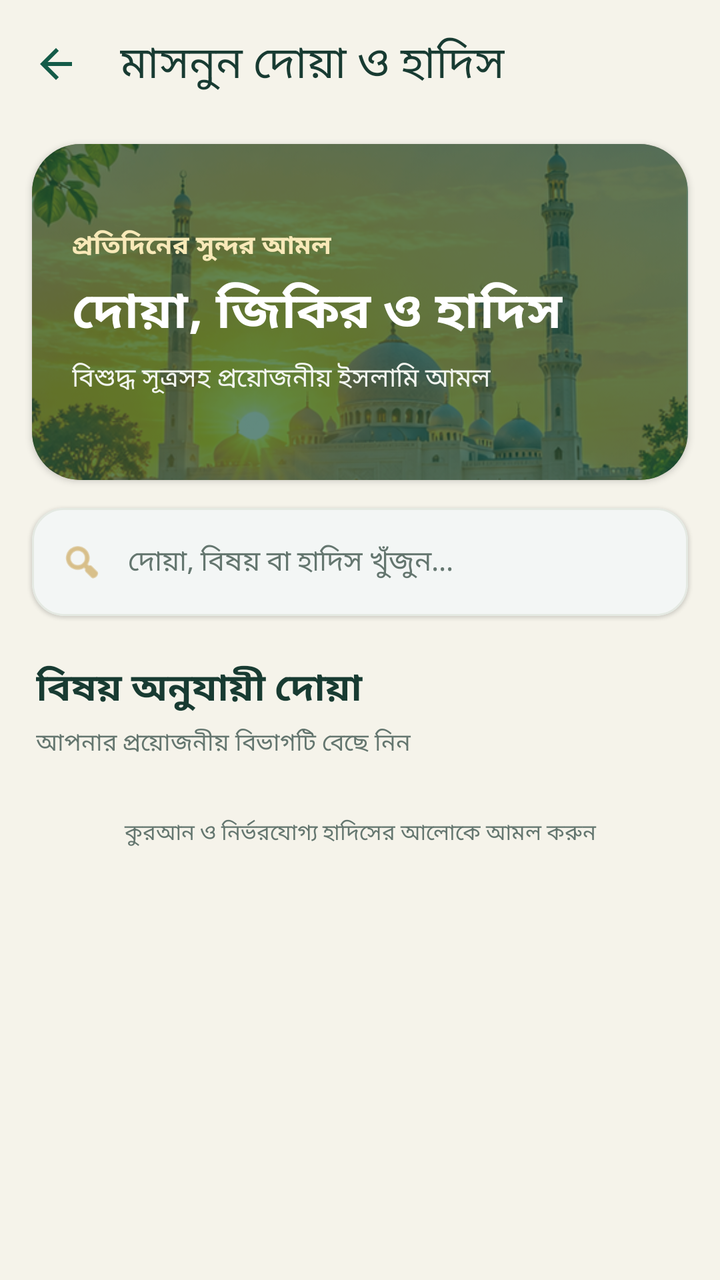
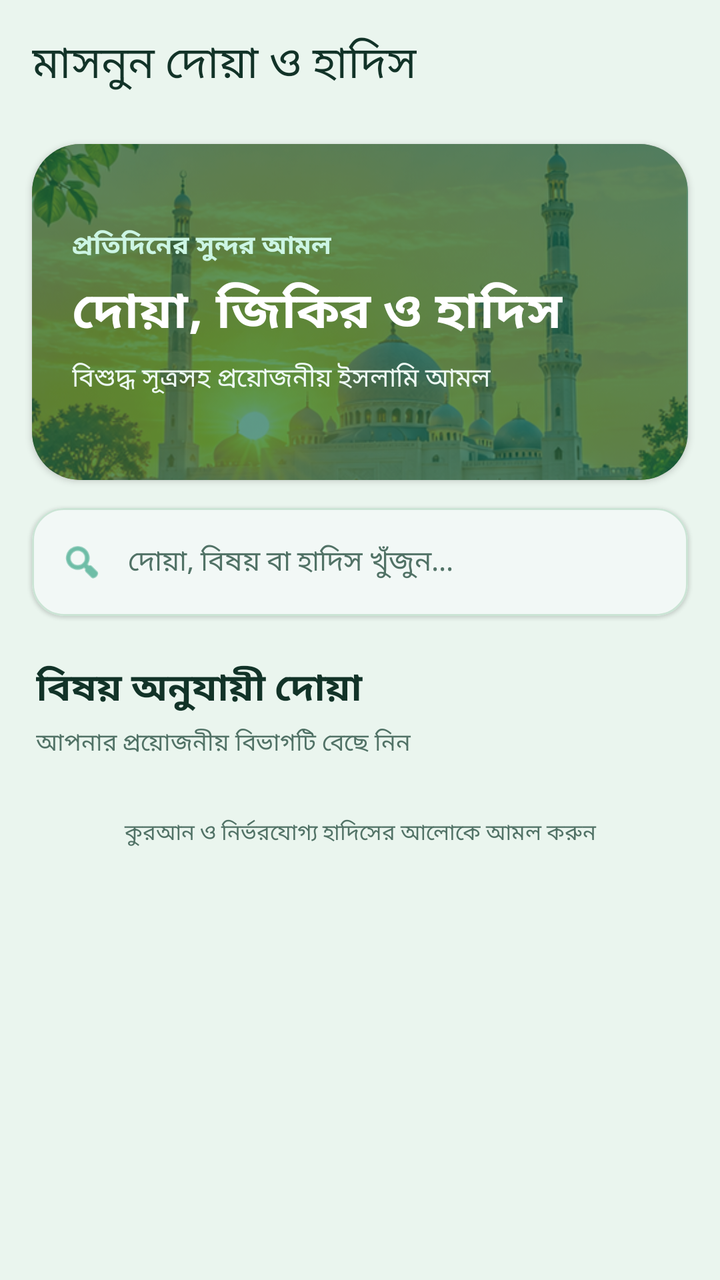

Screens rendered from an Android XML layout before and after an edit, with the pre-edit source and the edit as a unified diff.
<!-- AndroidManifest.xml: application theme Theme.IslamicAlarm -->
<!-- res/layout/activity_duas.xml -->
<?xml version="1.0" encoding="utf-8"?>
<LinearLayout xmlns:android="http://schemas.android.com/apk/res/android"
    xmlns:app="http://schemas.android.com/apk/res-auto"
    xmlns:tools="http://schemas.android.com/tools"
    android:layout_width="match_parent"
    android:layout_height="match_parent"
    android:background="@color/dua_background"
    android:orientation="vertical"
    tools:context="com.hafij.islamicalarm.duas.DuasFragment">

    <com.google.android.material.appbar.MaterialToolbar
        android:id="@+id/toolbarDuas"
        android:layout_width="match_parent"
        android:layout_height="?attr/actionBarSize"
        android:background="@color/dua_background"
        app:navigationIcon="@drawable/ic_arrow_back_24"
        app:navigationIconTint="@color/dua_primary"
        app:title="মাসনুন দোয়া ও হাদিস"
        app:titleTextColor="@color/dua_text"
        app:titleTextAppearance="@style/TextAppearance.Material3.TitleLarge" />

    <androidx.core.widget.NestedScrollView
        android:id="@+id/duaHomeScroll"
        android:layout_width="match_parent"
        android:layout_height="0dp"
        android:layout_weight="1"
        android:fillViewport="true"
        android:clipToPadding="false"
        android:paddingBottom="16dp">

        <LinearLayout
            android:layout_width="match_parent"
            android:layout_height="wrap_content"
            android:orientation="vertical">

            <com.google.android.material.card.MaterialCardView
                android:id="@+id/cardDuaHero"
                android:layout_width="match_parent"
                android:layout_height="wrap_content"
                android:layout_marginHorizontal="16dp"
                android:layout_marginTop="8dp"
                app:cardBackgroundColor="@color/dua_primary"
                app:cardCornerRadius="24dp"
                app:cardElevation="2dp"
                app:strokeWidth="0dp">

                <FrameLayout
                    android:layout_width="match_parent"
                    android:layout_height="168dp">

                    <ImageView
                        android:id="@+id/ivDuaHero"
                        android:layout_width="match_parent"
                        android:layout_height="match_parent"
                        android:alpha="0.58"
                        android:contentDescription="মসজিদের ছবি"
                        android:scaleType="centerCrop"
                        android:src="@drawable/dua_cat_mosque" />

                    <View
                        android:layout_width="match_parent"
                        android:layout_height="match_parent"
                        android:background="#660D4436" />

                    <LinearLayout
                        android:layout_width="match_parent"
                        android:layout_height="match_parent"
                        android:gravity="center_vertical"
                        android:orientation="vertical"
                        android:padding="20dp">

                        <TextView
                            android:layout_width="wrap_content"
                            android:layout_height="wrap_content"
                            android:text="প্রতিদিনের সুন্দর আমল"
                            android:textColor="#F8E9B8"
                            android:textSize="13sp"
                            android:textStyle="bold" />

                        <TextView
                            android:layout_width="match_parent"
                            android:layout_height="wrap_content"
                            android:layout_marginTop="5dp"
                            android:text="দোয়া, জিকির ও হাদিস"
                            android:textColor="@android:color/white"
                            android:textSize="25sp"
                            android:textStyle="bold" />

                        <TextView
                            android:layout_width="match_parent"
                            android:layout_height="wrap_content"
                            android:layout_marginTop="5dp"
                            android:text="বিশুদ্ধ সূত্রসহ প্রয়োজনীয় ইসলামি আমল"
                            android:textColor="#F2F5EF"
                            android:textSize="13sp" />
                    </LinearLayout>
                </FrameLayout>
            </com.google.android.material.card.MaterialCardView>

            <com.google.android.material.card.MaterialCardView
                android:layout_width="match_parent"
                android:layout_height="wrap_content"
                android:layout_marginHorizontal="16dp"
                android:layout_marginTop="14dp"
                app:cardBackgroundColor="@color/dua_surface"
                app:cardCornerRadius="16dp"
                app:cardElevation="1dp"
                app:strokeColor="@color/dua_border"
                app:strokeWidth="1dp">

                <LinearLayout
                    android:layout_width="match_parent"
                    android:layout_height="wrap_content"
                    android:gravity="center_vertical"
                    android:orientation="horizontal"
                    android:paddingHorizontal="14dp"
                    android:paddingVertical="3dp">

                    <ImageView
                        android:layout_width="22dp"
                        android:layout_height="22dp"
                        android:contentDescription="খুঁজুন"
                        android:src="@android:drawable/ic_menu_search"
                        android:tint="@color/dua_accent" />

                    <EditText
                        android:id="@+id/etSearchDua"
                        android:layout_width="0dp"
                        android:layout_height="48dp"
                        android:layout_weight="1"
                        android:background="@null"
                        android:hint="দোয়া, বিষয় বা হাদিস খুঁজুন..."
                        android:imeOptions="actionSearch"
                        android:inputType="text"
                        android:paddingStart="12dp"
                        android:textColor="@color/dua_text"
                        android:textColorHint="@color/dua_muted"
                        android:textSize="14sp" />
                </LinearLayout>
            </com.google.android.material.card.MaterialCardView>

            <TextView
                android:id="@+id/tvDuaSectionTitle"
                android:layout_width="match_parent"
                android:layout_height="wrap_content"
                android:layout_marginHorizontal="18dp"
                android:layout_marginTop="22dp"
                android:text="বিষয় অনুযায়ী দোয়া"
                android:textColor="@color/dua_text"
                android:textSize="19sp"
                android:textStyle="bold" />

            <TextView
                android:id="@+id/tvDuaSectionSubtitle"
                android:layout_width="match_parent"
                android:layout_height="wrap_content"
                android:layout_marginHorizontal="18dp"
                android:layout_marginTop="4dp"
                android:text="আপনার প্রয়োজনীয় বিভাগটি বেছে নিন"
                android:textColor="@color/dua_muted"
                android:textSize="12sp" />

            <androidx.recyclerview.widget.RecyclerView
                android:id="@+id/rvDuaCategories"
                android:layout_width="match_parent"
                android:layout_height="wrap_content"
                android:clipToPadding="false"
                android:nestedScrollingEnabled="false"
                android:paddingHorizontal="10dp"
                android:paddingTop="10dp"
                tools:listitem="@layout/item_dua_category" />

            <androidx.recyclerview.widget.RecyclerView
                android:id="@+id/rvDuas"
                android:layout_width="match_parent"
                android:layout_height="wrap_content"
                android:clipToPadding="false"
                android:nestedScrollingEnabled="false"
                android:paddingTop="8dp"
                android:visibility="gone"
                tools:listitem="@layout/item_dua" />

            <TextView
                android:id="@+id/tvDuaEmpty"
                android:layout_width="match_parent"
                android:layout_height="wrap_content"
                android:gravity="center"
                android:padding="28dp"
                android:text="কোনো দোয়া পাওয়া যায়নি"
                android:textColor="@color/dua_muted"
                android:textSize="14sp"
                android:visibility="gone" />

            <TextView
                android:id="@+id/tvDuaFooter"
                android:layout_width="match_parent"
                android:layout_height="wrap_content"
                android:gravity="center"
                android:paddingHorizontal="20dp"
                android:paddingTop="18dp"
                android:text="কুরআন ও নির্ভরযোগ্য হাদিসের আলোকে আমল করুন"
                android:textColor="@color/dua_muted"
                android:textSize="11sp" />
        </LinearLayout>
    </androidx.core.widget.NestedScrollView>
</LinearLayout>
<!-- res/layout/item_dua_category.xml (included above) -->
<?xml version="1.0" encoding="utf-8"?>
<com.google.android.material.card.MaterialCardView xmlns:android="http://schemas.android.com/apk/res/android"
    xmlns:app="http://schemas.android.com/apk/res-auto"
    android:layout_width="match_parent"
    android:layout_height="wrap_content"
    android:layout_margin="6dp"
    android:clickable="true"
    android:focusable="true"
    app:cardBackgroundColor="@color/dua_surface"
    app:cardCornerRadius="18dp"
    app:cardElevation="2dp"
    app:strokeColor="@color/dua_border"
    app:strokeWidth="1dp">

    <LinearLayout
        android:layout_width="match_parent"
        android:layout_height="wrap_content"
        android:orientation="vertical">

        <FrameLayout
            android:layout_width="match_parent"
            android:layout_height="104dp"
            android:background="@color/dua_soft_green">

            <TextView
                android:id="@+id/tvCategoryIcon"
                android:layout_width="match_parent"
                android:layout_height="match_parent"
                android:gravity="center"
                android:text="📿"
                android:textSize="43sp"
                android:importantForAccessibility="yes" />

            <TextView
                android:id="@+id/tvCategoryCount"
                android:layout_width="wrap_content"
                android:layout_height="wrap_content"
                android:layout_gravity="bottom|end"
                android:layout_margin="8dp"
                android:background="@drawable/bg_dua_count"
                android:paddingHorizontal="9dp"
                android:paddingVertical="4dp"
                android:text="০ এন্ট্রি"
                android:textColor="@color/dua_primary_dark"
                android:textSize="10sp"
                android:textStyle="bold" />
        </FrameLayout>

        <TextView
            android:id="@+id/tvCategoryName"
            android:layout_width="match_parent"
            android:layout_height="wrap_content"
            android:minHeight="56dp"
            android:gravity="center_vertical"
            android:maxLines="2"
            android:ellipsize="end"
            android:paddingHorizontal="11dp"
            android:paddingVertical="9dp"
            android:text="সকাল ও সন্ধ্যার জিকির"
            android:textColor="@color/dua_text"
            android:textSize="13sp"
            android:textStyle="bold" />
    </LinearLayout>
</com.google.android.material.card.MaterialCardView>
<!-- res/layout/item_dua.xml (included above) -->
<?xml version="1.0" encoding="utf-8"?>
<com.google.android.material.card.MaterialCardView xmlns:android="http://schemas.android.com/apk/res/android"
    xmlns:app="http://schemas.android.com/apk/res-auto"
    android:layout_width="match_parent"
    android:layout_height="wrap_content"
    android:layout_marginHorizontal="14dp"
    android:layout_marginVertical="7dp"
    android:clickable="true"
    android:focusable="true"
    app:cardBackgroundColor="@color/dua_surface"
    app:cardCornerRadius="20dp"
    app:cardElevation="2dp"
    app:strokeColor="@color/dua_border"
    app:strokeWidth="1dp">

    <LinearLayout
        android:layout_width="match_parent"
        android:layout_height="wrap_content"
        android:orientation="vertical"
        android:padding="14dp">

        <LinearLayout
            android:layout_width="match_parent"
            android:layout_height="wrap_content"
            android:gravity="center_vertical"
            android:orientation="horizontal">

            <TextView
                android:id="@+id/tvDuaIcon"
                android:layout_width="48dp"
                android:layout_height="48dp"
                android:background="@drawable/bg_dua_artwork"
                android:gravity="center"
                android:text="🤲"
                android:textSize="27sp" />

            <LinearLayout
                android:layout_width="0dp"
                android:layout_height="wrap_content"
                android:layout_marginStart="11dp"
                android:layout_weight="1"
                android:orientation="vertical">

                <TextView
                    android:id="@+id/tvDuaTitle"
                    android:layout_width="match_parent"
                    android:layout_height="wrap_content"
                    android:text="দোয়ার শিরোনাম"
                    android:textColor="@color/dua_primary"
                    android:textSize="16sp"
                    android:textStyle="bold" />

                <TextView
                    android:id="@+id/tvDuaCategoryTag"
                    android:layout_width="wrap_content"
                    android:layout_height="wrap_content"
                    android:layout_marginTop="5dp"
                    android:background="@drawable/bg_dua_count"
                    android:paddingHorizontal="8dp"
                    android:paddingVertical="4dp"
                    android:text="ক্যাটাগরি"
                    android:textColor="@color/dua_primary_dark"
                    android:textSize="10sp" />
            </LinearLayout>
        </LinearLayout>

        <TextView
            android:id="@+id/tvDuaArabic"
            android:layout_width="match_parent"
            android:layout_height="wrap_content"
            android:layout_marginTop="12dp"
            android:background="@drawable/bg_arabic_verse"
            android:gravity="end"
            android:lineSpacingExtra="5dp"
            android:maxLines="4"
            android:padding="12dp"
            android:text="الْقُرْآنُ الْكَرِيمُ"
            android:textColor="@color/dua_primary_dark"
            android:textDirection="rtl"
            android:textSize="23sp"
            android:fontFamily="serif" />

        <TextView
            android:id="@+id/tvDuaTranslation"
            android:layout_width="match_parent"
            android:layout_height="wrap_content"
            android:layout_marginTop="9dp"
            android:ellipsize="end"
            android:maxLines="3"
            android:text="অর্থ:"
            android:textColor="@color/dua_muted"
            android:textSize="13sp" />

        <TextView
            android:id="@+id/tvDuaWhen"
            android:layout_width="match_parent"
            android:layout_height="wrap_content"
            android:layout_marginTop="7dp"
            android:textColor="@color/dua_muted"
            android:textSize="12sp" />

        <com.google.android.material.button.MaterialButton
            android:id="@+id/btnOpenDuaDetail"
            style="@style/Widget.Material3.Button.TonalButton"
            android:layout_width="match_parent"
            android:layout_height="wrap_content"
            android:layout_marginTop="7dp"
            android:text="বিস্তারিত পড়ুন"
            android:textColor="@color/dua_primary"
            app:backgroundTint="@color/dua_soft_green"
            app:cornerRadius="12dp"
            app:icon="@android:drawable/ic_menu_view"
            app:iconTint="@color/dua_primary" />
    </LinearLayout>
</com.google.android.material.card.MaterialCardView>
<!-- resources referenced by this layout -->
<resources>
  <color name="dua_accent">#C69B43</color>
  <color name="dua_background">#F5F3EA</color>
  <color name="dua_border">#E4E9E2</color>
  <color name="dua_muted">#64766F</color>
  <color name="dua_primary">#145B48</color>
  <color name="dua_primary_dark">#0D4436</color>
  <color name="dua_soft_green">#E8F1EB</color>
  <color name="dua_surface">#FFFFFF</color>
  <color name="dua_text">#183B32</color>
  <!-- drawable bg_arabic_verse (drawable) -->
  <?xml version="1.0" encoding="utf-8"?>
  <shape xmlns:android="http://schemas.android.com/apk/res/android"
      android:shape="rectangle">
      <solid android:color="#F8F3E5" />
      <stroke
          android:width="1dp"
          android:color="#D8BD7A" />
      <corners android:radius="16dp" />
  </shape>
  <!-- drawable bg_dua_artwork (drawable) -->
  <?xml version="1.0" encoding="utf-8"?>
  <shape xmlns:android="http://schemas.android.com/apk/res/android">
      <solid android:color="@color/dua_soft_green" />
      <corners android:radius="14dp" />
      <stroke
          android:width="1dp"
          android:color="@color/dua_border" />
  </shape>
  <!-- drawable bg_dua_count (drawable) -->
  <?xml version="1.0" encoding="utf-8"?>
  <shape xmlns:android="http://schemas.android.com/apk/res/android">
      <solid android:color="#F7F0DD"/>
      <corners android:radius="30dp"/>
  </shape>
  <!-- drawable dua_cat_mosque: png bitmap (drawable-nodpi, 410204 bytes) -->
  <!-- drawable ic_arrow_back_24 (drawable) -->
  <?xml version="1.0" encoding="utf-8"?>
  <vector xmlns:android="http://schemas.android.com/apk/res/android"
      android:width="24dp" android:height="24dp"
      android:viewportWidth="24" android:viewportHeight="24">
      <path android:fillColor="#145B48"
          android:pathData="M20,11H7.83l5.59,-5.59L12,4l-8,8 8,8 1.41,-1.41L7.83,13H20v-2z"/>
  </vector>
  <style name="Theme.IslamicAlarm" parent="Theme.Material3.Light.NoActionBar">
          <item name="colorPrimary">@color/dua_primary</item>
          <item name="colorOnPrimary">@color/white</item>
          <item name="colorPrimaryDark">@color/primary_variant</item>
          <item name="colorSecondary">@color/secondary</item>
          <item name="colorOnSecondary">@color/white</item>
          <item name="colorSurface">@color/surface</item>
          <item name="colorOnSurface">@color/text_primary</item>
          <item name="android:colorBackground">@color/background</item>
          <item name="colorOnBackground">@color/text_primary</item>
          <item name="android:statusBarColor">@color/background</item>
          <item name="android:navigationBarColor">@color/background</item>
          <item name="android:windowLightStatusBar">true</item>
          <item name="android:windowLightNavigationBar">true</item>
          <item name="android:windowBackground">@color/background</item>
      </style>
  <color name="white">#FFFFFFFF</color>
  <color name="primary_variant">#0D4436</color>
  <color name="secondary">#145B48</color>
  <color name="surface">#FFFFFF</color>
  <color name="text_primary">#183B32</color>
  <color name="background">#F5F3EA</color>
</resources>

<!-- the commit's change to res/layout/activity_duas.xml (unified diff, before → after) -->
@@ -13,8 +13,6 @@
         android:layout_width="match_parent"
         android:layout_height="?attr/actionBarSize"
         android:background="@color/dua_background"
-        app:navigationIcon="@drawable/ic_arrow_back_24"
-        app:navigationIconTint="@color/dua_primary"
         app:title="মাসনুন দোয়া ও হাদিস"
         app:titleTextColor="@color/dua_text"
         app:titleTextAppearance="@style/TextAppearance.Material3.TitleLarge" />
@@ -60,7 +58,7 @@
                     <View
                         android:layout_width="match_parent"
                         android:layout_height="match_parent"
-                        android:background="#660D4436" />
+                        android:background="#6609573F" />
 
                     <LinearLayout
                         android:layout_width="match_parent"
@@ -73,7 +71,7 @@
                             android:layout_width="wrap_content"
                             android:layout_height="wrap_content"
                             android:text="প্রতিদিনের সুন্দর আমল"
-                            android:textColor="#F8E9B8"
+                            android:textColor="#CCF5E4"
                             android:textSize="13sp"
                             android:textStyle="bold" />
 
@@ -91,7 +89,7 @@
                             android:layout_height="wrap_content"
                             android:layout_marginTop="5dp"
                             android:text="বিশুদ্ধ সূত্রসহ প্রয়োজনীয় ইসলামি আমল"
-                            android:textColor="#F2F5EF"
+                            android:textColor="#EDF9F3"
                             android:textSize="13sp" />
                     </LinearLayout>
                 </FrameLayout>
<!-- resource entries referenced after the edit -->
@@ -1,22 +1,22 @@
 <!-- resources referenced by this layout -->
 <resources>
-  <color name="dua_accent">#C69B43</color>
-  <color name="dua_background">#F5F3EA</color>
-  <color name="dua_border">#E4E9E2</color>
-  <color name="dua_muted">#64766F</color>
-  <color name="dua_primary">#145B48</color>
-  <color name="dua_primary_dark">#0D4436</color>
-  <color name="dua_soft_green">#E8F1EB</color>
+  <color name="dua_accent">#169672</color>
+  <color name="dua_background">#EAF5EE</color>
+  <color name="dua_border">#CBE4D5</color>
+  <color name="dua_muted">#517266</color>
+  <color name="dua_primary">#0E7656</color>
+  <color name="dua_primary_dark">#09573F</color>
+  <color name="dua_soft_green">#DDF0E5</color>
   <color name="dua_surface">#FFFFFF</color>
-  <color name="dua_text">#183B32</color>
+  <color name="dua_text">#123328</color>
   <!-- drawable bg_arabic_verse (drawable) -->
   <?xml version="1.0" encoding="utf-8"?>
   <shape xmlns:android="http://schemas.android.com/apk/res/android"
       android:shape="rectangle">
-      <solid android:color="#F8F3E5" />
+      <solid android:color="#EAF6EF" />
       <stroke
           android:width="1dp"
-          android:color="#D8BD7A" />
+          android:color="#9AD2B6" />
       <corners android:radius="16dp" />
   </shape>
   <!-- drawable bg_dua_artwork (drawable) -->
@@ -31,18 +31,10 @@
   <!-- drawable bg_dua_count (drawable) -->
   <?xml version="1.0" encoding="utf-8"?>
   <shape xmlns:android="http://schemas.android.com/apk/res/android">
-      <solid android:color="#F7F0DD"/>
+      <solid android:color="@color/dua_soft_green"/>
       <corners android:radius="30dp"/>
   </shape>
   <!-- drawable dua_cat_mosque: png bitmap (drawable-nodpi, 410204 bytes) -->
-  <!-- drawable ic_arrow_back_24 (drawable) -->
-  <?xml version="1.0" encoding="utf-8"?>
-  <vector xmlns:android="http://schemas.android.com/apk/res/android"
-      android:width="24dp" android:height="24dp"
-      android:viewportWidth="24" android:viewportHeight="24">
-      <path android:fillColor="#145B48"
-          android:pathData="M20,11H7.83l5.59,-5.59L12,4l-8,8 8,8 1.41,-1.41L7.83,13H20v-2z"/>
-  </vector>
   <style name="Theme.IslamicAlarm" parent="Theme.Material3.Light.NoActionBar">
           <item name="colorPrimary">@color/dua_primary</item>
           <item name="colorOnPrimary">@color/white</item>
@@ -60,10 +52,10 @@
           <item name="android:windowBackground">@color/background</item>
       </style>
   <color name="white">#FFFFFFFF</color>
-  <color name="primary_variant">#0D4436</color>
-  <color name="secondary">#145B48</color>
+  <color name="primary_variant">#09573F</color>
+  <color name="secondary">#0E7656</color>
   <color name="surface">#FFFFFF</color>
-  <color name="text_primary">#183B32</color>
-  <color name="background">#F5F3EA</color>
+  <color name="text_primary">#123328</color>
+  <color name="background">#EAF5EE</color>
 </resources>
 
